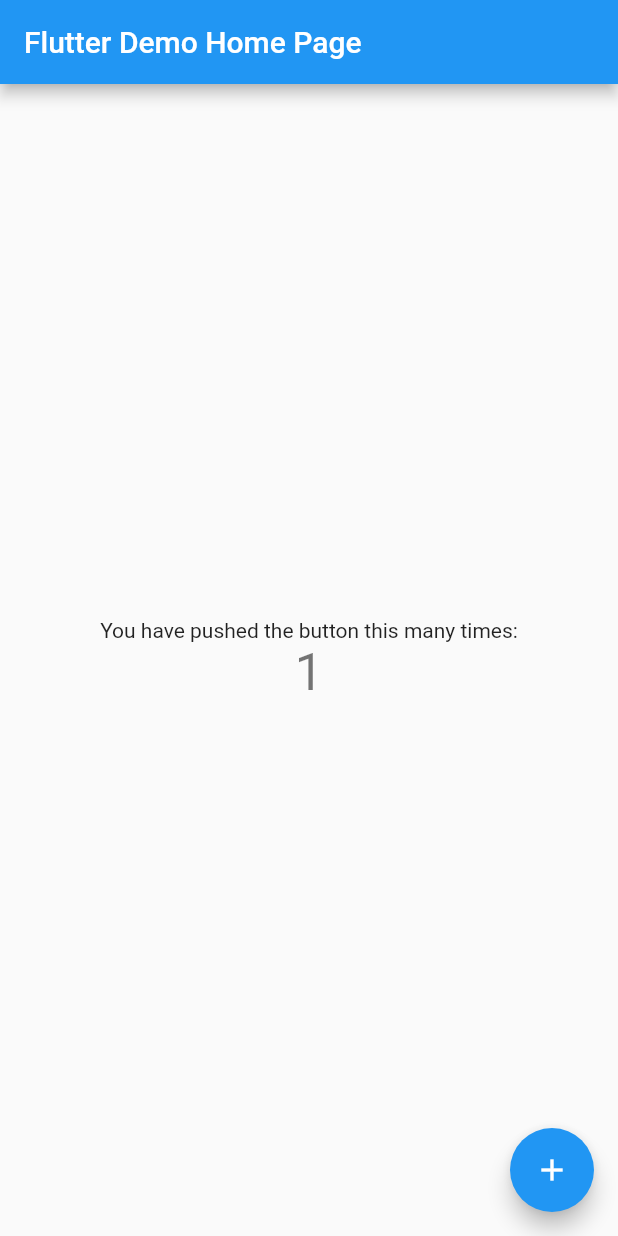
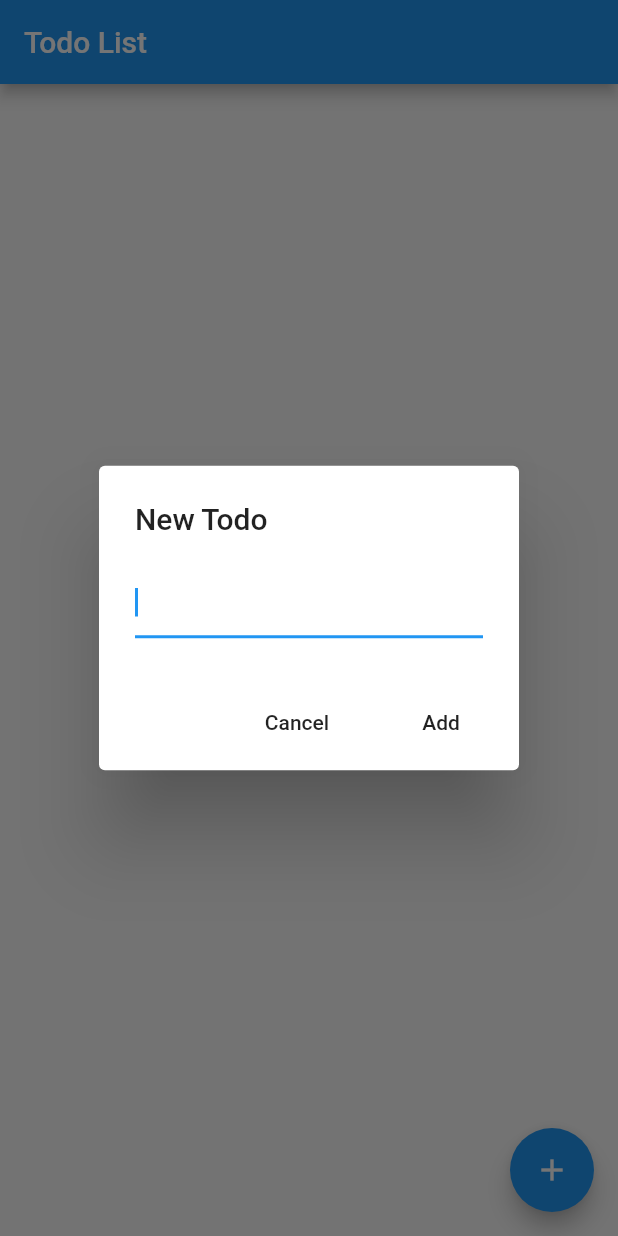
Before and after one commit to Luckey-Elijah/Todo-List-Flutter, a Flutter app: the screen it shows after launch, after a tap on the "add" icon, on a phone screen of 412 x 824 dp. Run offline on Flutter 3.47's test engine with Material 2 defaults, Android fonts, the phone set to English and light mode, and no system bars.

Commit message:
Finished Application

```diff
--- a/lib/main.dart
+++ b/lib/main.dart
@@ -1,117 +1,18 @@
 import 'package:flutter/material.dart';
+import 'package:flutter/services.dart';
+import 'todo_list_screen.dart';
 
 void main() {
+  SystemChrome.setEnabledSystemUIOverlays([]);
   runApp(MyApp());
 }
 
 class MyApp extends StatelessWidget {
-  // This widget is the root of your application.
   @override
   Widget build(BuildContext context) {
     return MaterialApp(
-      title: 'Flutter Demo',
-      theme: ThemeData(
-        // This is the theme of your application.
-        //
-        // Try running your application with "flutter run". You'll see the
-        // application has a blue toolbar. Then, without quitting the app, try
-        // changing the primarySwatch below to Colors.green and then invoke
-        // "hot reload" (press "r" in the console where you ran "flutter run",
-        // or simply save your changes to "hot reload" in a Flutter IDE).
-        // Notice that the counter didn't reset back to zero; the application
-        // is not restarted.
-        primarySwatch: Colors.blue,
-        // This makes the visual density adapt to the platform that you run
-        // the app on. For desktop platforms, the controls will be smaller and
-        // closer together (more dense) than on mobile platforms.
-        visualDensity: VisualDensity.adaptivePlatformDensity,
-      ),
-      home: MyHomePage(title: 'Flutter Demo Home Page'),
+      title: 'Todo List',
+      home: TodoListScreen(),
     );
   }
 }
-
-class MyHomePage extends StatefulWidget {
-  MyHomePage({Key key, this.title}) : super(key: key);
-
-  // This widget is the home page of your application. It is stateful, meaning
-  // that it has a State object (defined below) that contains fields that affect
-  // how it looks.
-
-  // This class is the configuration for the state. It holds the values (in this
-  // case the title) provided by the parent (in this case the App widget) and
-  // used by the build method of the State. Fields in a Widget subclass are
-  // always marked "final".
-
-  final String title;
-
-  @override
-  _MyHomePageState createState() => _MyHomePageState();
-}
-
-class _MyHomePageState extends State<MyHomePage> {
-  int _counter = 0;
-
-  void _incrementCounter() {
-    setState(() {
-      // This call to setState tells the Flutter framework that something has
-      // changed in this State, which causes it to rerun the build method below
-      // so that the display can reflect the updated values. If we changed
-      // _counter without calling setState(), then the build method would not be
-      // called again, and so nothing would appear to happen.
-      _counter++;
-    });
-  }
-
-  @override
-  Widget build(BuildContext context) {
-    // This method is rerun every time setState is called, for instance as done
-    // by the _incrementCounter method above.
-    //
-    // The Flutter framework has been optimized to make rerunning build methods
-    // fast, so that you can just rebuild anything that needs updating rather
-    // than having to individually change instances of widgets.
-    return Scaffold(
-      appBar: AppBar(
-        // Here we take the value from the MyHomePage object that was created by
-        // the App.build method, and use it to set our appbar title.
-        title: Text(widget.title),
-      ),
-      body: Center(
-        // Center is a layout widget. It takes a single child and positions it
-        // in the middle of the parent.
-        child: Column(
-          // Column is also a layout widget. It takes a list of children and
-          // arranges them vertically. By default, it sizes itself to fit its
-          // children horizontally, and tries to be as tall as its parent.
-          //
-          // Invoke "debug painting" (press "p" in the console, choose the
-          // "Toggle Debug Paint" action from the Flutter Inspector in Android
-          // Studio, or the "Toggle Debug Paint" command in Visual Studio Code)
-          // to see the wireframe for each widget.
-          //
-          // Column has various properties to control how it sizes itself and
-          // how it positions its children. Here we use mainAxisAlignment to
-          // center the children vertically; the main axis here is the vertical
-          // axis because Columns are vertical (the cross axis would be
-          // horizontal).
-          mainAxisAlignment: MainAxisAlignment.center,
-          children: <Widget>[
-            Text(
-              'You have pushed the button this many times:',
-            ),
-            Text(
-              '$_counter',
-              style: Theme.of(context).textTheme.headline4,
-            ),
-          ],
-        ),
-      ),
-      floatingActionButton: FloatingActionButton(
-        onPressed: _incrementCounter,
-        tooltip: 'Increment',
-        child: Icon(Icons.add),
-      ), // This trailing comma makes auto-formatting nicer for build methods.
-    );
-  }
-}
--- /dev/null
+++ b/lib/new_todo_dialog.dart
@@ -0,0 +1,34 @@
+import 'package:flutter/material.dart';
+import 'todo.dart';
+
+class NewTodoDialog extends StatelessWidget {
+  final controller = new TextEditingController();
+
+  @override
+  Widget build(BuildContext context) {
+    return AlertDialog(
+      title: Text('New Todo'),
+      content: TextField(
+        controller: controller,
+        autofocus: true,
+      ),
+      actions: <Widget>[
+        FlatButton(
+          child: Text('Cancel'),
+          onPressed: () {
+            Navigator.of(context).pop();
+            controller.clear();
+          },
+        ),
+        FlatButton(
+          child: Text('Add'),
+          onPressed: () {
+            final todo = new Todo(title: controller.value.text);
+            controller.clear();
+            Navigator.of(context).pop(todo);
+          },
+        ),
+      ],
+    );
+  }
+}
--- /dev/null
+++ b/lib/todo.dart
@@ -0,0 +1,5 @@
+class Todo {
+  Todo({this.title, this.isDone = false});
+  String title;
+  bool isDone;
+}
--- /dev/null
+++ b/lib/todo_list.dart
@@ -0,0 +1,31 @@
+import 'package:flutter/material.dart';
+import 'todo.dart';
+
+typedef ToggleTodoCallback = void Function(Todo, bool);
+
+class TodoList extends StatelessWidget {
+  TodoList({@required this.todos, this.onTodoToggle});
+
+  final List<Todo> todos;
+  final ToggleTodoCallback onTodoToggle;
+
+  Widget _buildItem(BuildContext context, int index) {
+    final todo = todos[index];
+
+    return CheckboxListTile(
+      value: todo.isDone,
+      title: Text(todo.title),
+      onChanged: (bool isChecked) {
+        onTodoToggle(todo, isChecked);
+      },
+    );
+  }
+
+  @override
+  Widget build(BuildContext context) {
+    return ListView.builder(
+      itemBuilder: _buildItem,
+      itemCount: todos.length,
+    );
+  }
+}
--- /dev/null
+++ b/lib/todo_list_screen.dart
@@ -0,0 +1,53 @@
+import 'package:flutter/material.dart';
+import 'new_todo_dialog.dart';
+import 'todo_list.dart';
+import 'todo.dart';
+
+class TodoListScreen extends StatefulWidget {
+  TodoListScreen({Key key}) : super(key: key);
+
+  @override
+  _TodoListScreenState createState() => _TodoListScreenState();
+}
+
+class _TodoListScreenState extends State<TodoListScreen> {
+  List<Todo> todos = [];
+
+  _toggleTodo(Todo todo, bool isChecked) {
+    setState(() {
+      todo.isDone = isChecked;
+    });
+  }
+
+  // Floating action button on press => add todo
+  _addTodo() async {
+    final todo = await showDialog<Todo>(
+      context: context,
+      builder: (BuildContext context) {
+        return NewTodoDialog();
+      },
+    );
+    if (todo != null) {
+      setState(() {
+        todos.add(todo);
+      });
+    }
+  }
+
+  @override
+  Widget build(BuildContext context) {
+    return Scaffold(
+      appBar: AppBar(
+        title: Text('Todo List'),
+      ),
+      body: TodoList(
+        onTodoToggle: _toggleTodo,
+        todos: todos,
+      ),
+      floatingActionButton: FloatingActionButton(
+        child: Icon(Icons.add),
+        onPressed: _addTodo,
+      ),
+    );
+  }
+}
```
